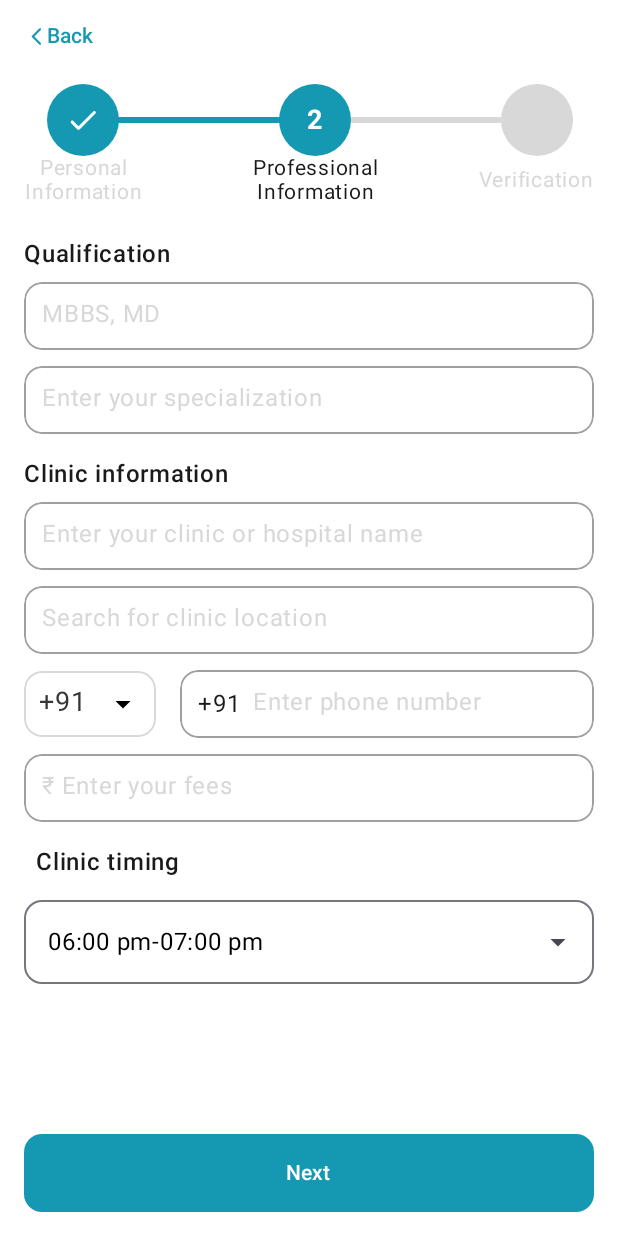
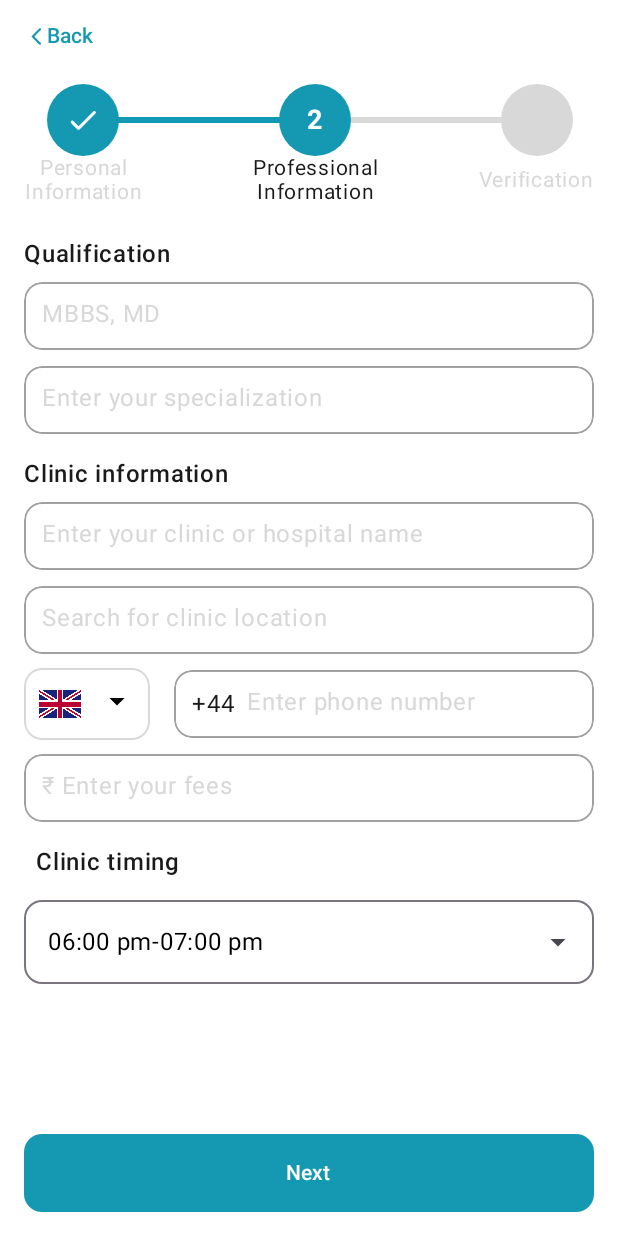
Before and after one commit to SidharthMudgil/swaasth-partners, an Android app built with Jetpack Compose: the QualificationDetailsScreen screen opened through its navigation route, on a phone screen of 412 x 824 dp. Run offline under Robolectric (Android 15) with nearby library versions, the phone set to English and light mode, and no system bars; our stand-ins replace constraintlayout-compose.

Commit message:
add country flag in phone number input

```diff
--- a/app/src/main/java/com/swaasth/partner/ui/presentation/login/LoginScreen.kt
+++ b/app/src/main/java/com/swaasth/partner/ui/presentation/login/LoginScreen.kt
@@ -3,6 +3,7 @@ package com.swaasth.partner.ui.presentation.login
 import androidx.compose.foundation.Image
 import androidx.compose.foundation.background
 import androidx.compose.foundation.border
+import androidx.compose.foundation.clickable
 import androidx.compose.foundation.layout.Arrangement
 import androidx.compose.foundation.layout.Box
 import androidx.compose.foundation.layout.Column
@@ -16,7 +17,6 @@ import androidx.compose.foundation.layout.size
 import androidx.compose.foundation.rememberScrollState
 import androidx.compose.foundation.shape.CircleShape
 import androidx.compose.foundation.shape.RoundedCornerShape
-import androidx.compose.foundation.text.BasicTextField
 import androidx.compose.foundation.text.ClickableText
 import androidx.compose.foundation.verticalScroll
 import androidx.compose.material.icons.Icons
@@ -25,7 +25,6 @@ import androidx.compose.material.icons.outlined.ArrowDropDown
 import androidx.compose.material.icons.outlined.ArrowDropUp
 import androidx.compose.material3.Button
 import androidx.compose.material3.Divider
-import androidx.compose.material3.DropdownMenuItem
 import androidx.compose.material3.ExperimentalMaterial3Api
 import androidx.compose.material3.ExposedDropdownMenuBox
 import androidx.compose.material3.Icon
@@ -39,7 +38,6 @@ import androidx.compose.runtime.setValue
 import androidx.compose.ui.Alignment
 import androidx.compose.ui.Modifier
 import androidx.compose.ui.draw.clip
-import androidx.compose.ui.graphics.Color
 import androidx.compose.ui.res.painterResource
 import androidx.compose.ui.text.TextStyle
 import androidx.compose.ui.text.buildAnnotatedString
@@ -58,7 +56,7 @@ import com.swaasth.partner.ui.theme.White
 @OptIn(ExperimentalMaterial3Api::class)
 @Composable
 fun LoginScreen(onClick: () -> Unit) {
-    var prefix by remember { mutableStateOf("+91") }
+    var prefix by remember { mutableStateOf(Pair(R.drawable.uk, "+44")) }
     var expandedState by remember { mutableStateOf(false) }
 
     Scaffold {
@@ -126,26 +124,19 @@ fun LoginScreen(onClick: () -> Unit) {
                         expandedState = !expandedState
                     },
                 ) {
-                    BasicTextField(
-                        value = prefix,
-                        onValueChange = { value -> prefix = value },
-                        readOnly = true,
-                        singleLine = true,
+                    Row(
+                        horizontalArrangement = Arrangement.spacedBy(12.dp),
                         modifier = Modifier
                             .menuAnchor()
                             .clip(RoundedCornerShape(12.dp))
                             .background(White, RoundedCornerShape(12.dp))
                             .border(1.dp, Grey10, RoundedCornerShape(12.dp))
                             .padding(10.dp),
-                        decorationBox = {
-                            Row(
-                                horizontalArrangement = Arrangement.spacedBy(12.dp)
                     ) {
-                                Text(
-                                    text = prefix,
-                                    color = Grey40,
-                                    fontSize = 18.sp,
-                                    modifier = Modifier.background(Color.Transparent)
+                        Image(
+                            painter = painterResource(id = prefix.first),
+                            contentDescription = null,
+                            modifier = Modifier.size(28.dp)
                         )
 
                         Icon(
@@ -153,25 +144,25 @@ fun LoginScreen(onClick: () -> Unit) {
                             contentDescription = null
                         )
                     }
-                        }
-                    )
 
                     ExposedDropdownMenu(
                         expanded = expandedState,
                         onDismissRequest = { expandedState = false },
                         modifier = Modifier.fillMaxWidth(),
                     ) {
-                        listOf("+91", "+92").forEach { v ->
-
-                            DropdownMenuItem(
-                                text = {
-                                    Text(text = v)
-                                },
-                                onClick = {
+                        listOf(
+                            Pair(R.drawable.qatar, "+974"),
+                            Pair(R.drawable.uk, "+44"),
+                            Pair(R.drawable.hongkong, "+852"),
+                        ).forEach { v ->
+                            Image(
+                                painter = painterResource(id = v.first),
+                                contentDescription = null,
+                                modifier = Modifier.size(48.dp, 36.dp)
+                                    .clickable {
                                         prefix = v
                                         expandedState = false
-                                },
-                                modifier = Modifier.fillMaxWidth()
+                                    }
                             )
                         }
                     }
@@ -183,7 +174,7 @@ fun LoginScreen(onClick: () -> Unit) {
                 ) {
                     InputField(
                         hint = "Enter phone number",
-                        prefix = prefix,
+                        prefix = prefix.second,
                         onValueChange = {
 
                         },
--- a/app/src/main/java/com/swaasth/partner/ui/presentation/onboarding/QualificationDetailsScreen.kt
+++ b/app/src/main/java/com/swaasth/partner/ui/presentation/onboarding/QualificationDetailsScreen.kt
@@ -1,7 +1,9 @@
 package com.swaasth.partner.ui.presentation.onboarding
 
+import androidx.compose.foundation.Image
 import androidx.compose.foundation.background
 import androidx.compose.foundation.border
+import androidx.compose.foundation.clickable
 import androidx.compose.foundation.layout.Arrangement
 import androidx.compose.foundation.layout.Box
 import androidx.compose.foundation.layout.Column
@@ -14,13 +16,11 @@ import androidx.compose.foundation.layout.fillMaxWidth
 import androidx.compose.foundation.layout.padding
 import androidx.compose.foundation.layout.size
 import androidx.compose.foundation.shape.RoundedCornerShape
-import androidx.compose.foundation.text.BasicTextField
 import androidx.compose.material.icons.Icons
 import androidx.compose.material.icons.outlined.ArrowDropDown
 import androidx.compose.material.icons.outlined.ArrowDropUp
 import androidx.compose.material.icons.rounded.ArrowBackIosNew
 import androidx.compose.material3.Button
-import androidx.compose.material3.DropdownMenuItem
 import androidx.compose.material3.ExperimentalMaterial3Api
 import androidx.compose.material3.ExposedDropdownMenuBox
 import androidx.compose.material3.Icon
@@ -36,17 +36,16 @@ import androidx.compose.runtime.setValue
 import androidx.compose.ui.Alignment
 import androidx.compose.ui.Modifier
 import androidx.compose.ui.draw.clip
-import androidx.compose.ui.graphics.Color
+import androidx.compose.ui.res.painterResource
 import androidx.compose.ui.text.font.FontWeight
 import androidx.compose.ui.tooling.preview.Preview
 import androidx.compose.ui.unit.dp
-import androidx.compose.ui.unit.sp
+import com.swaasth.partner.R
 import com.swaasth.partner.ui.component.DropdownInput
 import com.swaasth.partner.ui.component.InputField
 import com.swaasth.partner.ui.presentation.onboarding.component.PagerIndicator
 import com.swaasth.partner.ui.theme.Blue80
 import com.swaasth.partner.ui.theme.Grey10
-import com.swaasth.partner.ui.theme.Grey40
 import com.swaasth.partner.ui.theme.Grey80
 import com.swaasth.partner.ui.theme.White
 
@@ -56,7 +55,7 @@ fun QualificationDetailsScreen(
     onClick: () -> Unit,
     onBackClick: () -> Unit
 ) {
-    var prefix by remember { mutableStateOf("+91") }
+    var prefix by remember { mutableStateOf(Pair(R.drawable.uk, "+44")) }
     var expandedState by remember { mutableStateOf(false) }
     var expandedState1 by remember { mutableStateOf(false) }
     var selectedItem by remember { mutableStateOf("06:00 pm-07:00 pm") }
@@ -114,6 +113,7 @@ fun QualificationDetailsScreen(
             InputField(
                 hint = "Search for clinic location", onValueChange = { }, outlined = true
             )
+
             Row(
                 verticalAlignment = Alignment.CenterVertically,
                 modifier = Modifier.fillMaxWidth()
@@ -124,26 +124,19 @@ fun QualificationDetailsScreen(
                         expandedState = !expandedState
                     },
                 ) {
-                    BasicTextField(
-                        value = prefix,
-                        onValueChange = { value -> prefix = value },
-                        readOnly = true,
-                        singleLine = true,
+                    Row(
+                        horizontalArrangement = Arrangement.spacedBy(12.dp),
                         modifier = Modifier
                             .menuAnchor()
                             .clip(RoundedCornerShape(12.dp))
                             .background(White, RoundedCornerShape(12.dp))
                             .border(1.dp, Grey10, RoundedCornerShape(12.dp))
                             .padding(10.dp),
-                        decorationBox = {
-                            Row(
-                                horizontalArrangement = Arrangement.spacedBy(12.dp)
                     ) {
-                                Text(
-                                    text = prefix,
-                                    color = Grey40,
-                                    fontSize = 18.sp,
-                                    modifier = Modifier.background(Color.Transparent)
+                        Image(
+                            painter = painterResource(id = prefix.first),
+                            contentDescription = null,
+                            modifier = Modifier.size(28.dp)
                         )
 
                         Icon(
@@ -151,24 +144,25 @@ fun QualificationDetailsScreen(
                             contentDescription = null
                         )
                     }
-                        }
-                    )
 
                     ExposedDropdownMenu(
                         expanded = expandedState,
                         onDismissRequest = { expandedState = false },
                         modifier = Modifier.fillMaxWidth(),
                     ) {
-                        listOf("+91", "+92").forEach { v ->
-                            DropdownMenuItem(
-                                text = {
-                                    Text(text = v)
-                                },
-                                onClick = {
+                        listOf(
+                            Pair(R.drawable.qatar, "+974"),
+                            Pair(R.drawable.uk, "+44"),
+                            Pair(R.drawable.hongkong, "+852"),
+                        ).forEach { v ->
+                            Image(
+                                painter = painterResource(id = v.first),
+                                contentDescription = null,
+                                modifier = Modifier.size(48.dp, 36.dp)
+                                    .clickable {
                                         prefix = v
                                         expandedState = false
-                                },
-                                modifier = Modifier.fillMaxWidth()
+                                    }
                             )
                         }
                     }
@@ -180,7 +174,7 @@ fun QualificationDetailsScreen(
                 ) {
                     InputField(
                         hint = "Enter phone number",
-                        prefix = prefix,
+                        prefix = prefix.second,
                         onValueChange = {
 
                         },
```
Also changed, not shown: app/src/main/res/drawable/hongkong.webp (added), app/src/main/res/drawable/qatar.webp (added), app/src/main/res/drawable/uk.webp (added). Lines whose indentation alone changed are shown as unchanged.
